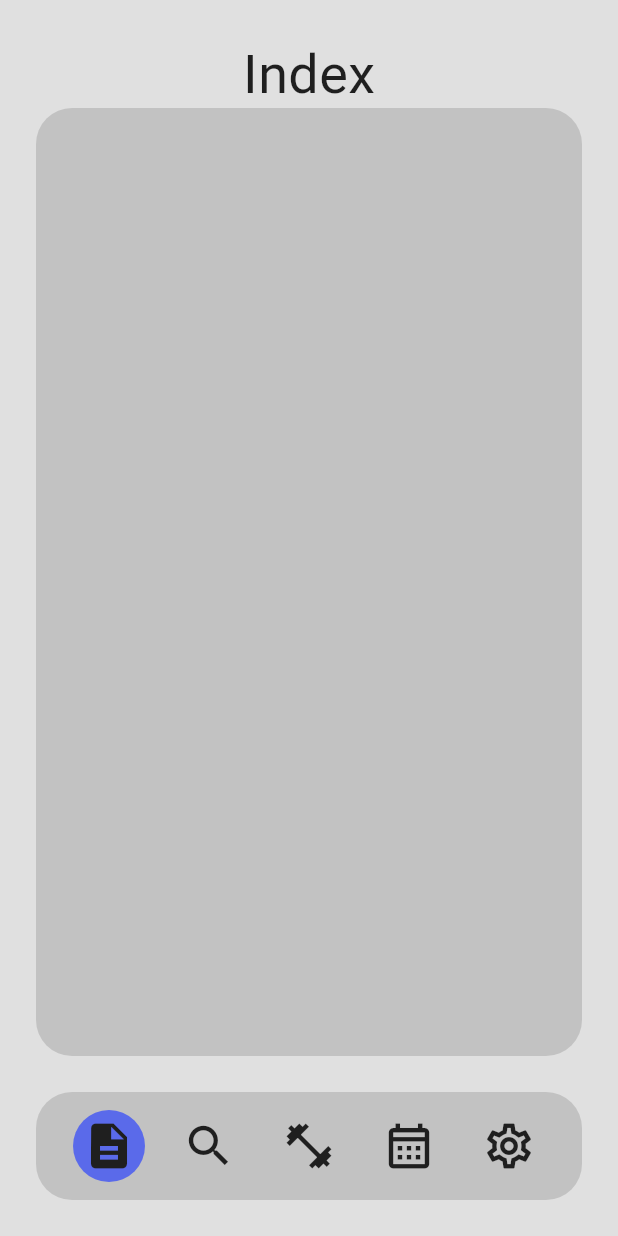
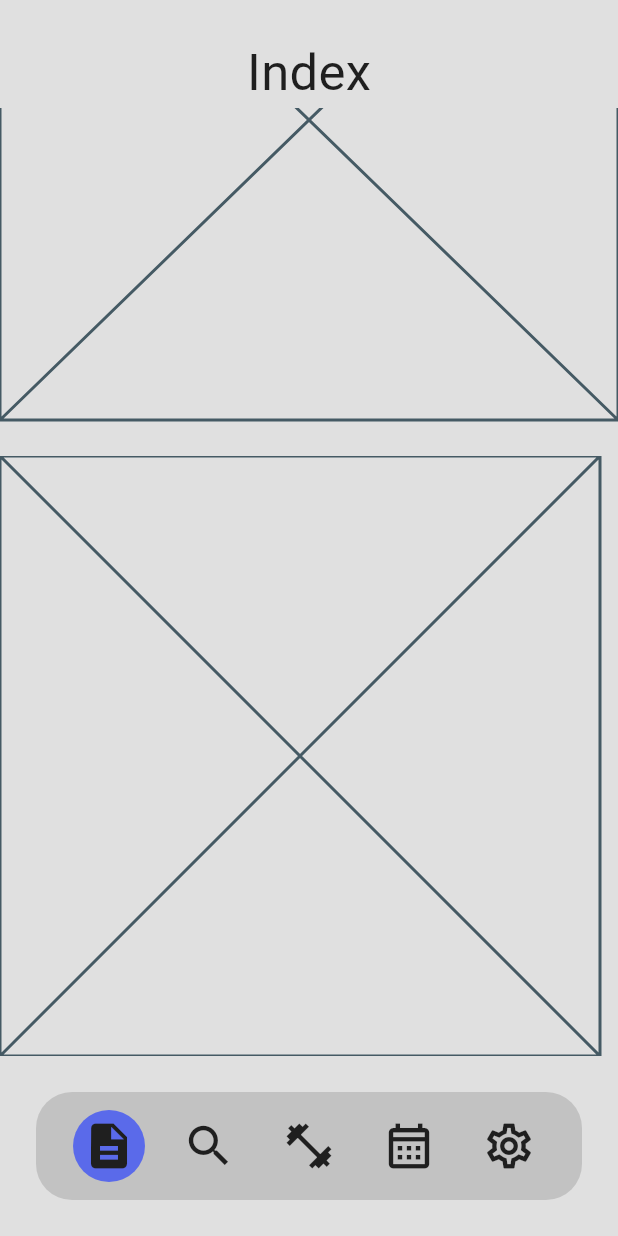
Before and after one commit to BanBanh/fit-flow, a Flutter app: the screen it shows after launch, on a phone screen of 412 x 824 dp. Run offline on Flutter 3.47's test engine with Material 3 defaults, Android fonts, the phone set to English and light mode, and no system bars; our stand-ins replace firebase_auth, firebase_core, firebase_database, hive, hive_flutter; accounts and stored records are empty.

Commit message:
top bar title text animated
init pages and page turner

```diff
--- a/lib/data/notifier.dart
+++ b/lib/data/notifier.dart
@@ -2,3 +2,4 @@ import 'package:flutter/material.dart';
 
 ValueNotifier<double> navIndicatorPosNotifier = ValueNotifier(0);
 ValueNotifier<String> topBarTitleNotifier = ValueNotifier('Index');
+int navSelected = 0;
--- a/lib/logic/logic.dart
+++ b/lib/logic/logic.dart
@@ -3,6 +3,9 @@ import 'dart:async';
 import 'package:fit_flow/data/notifier.dart';
 
 void handleTopBarTitle(String targetText) {
+  if (topBarTitleNotifier.value == targetText) {
+    return;
+  }
   List<String> sequence = [];
   int step = 0;
   Timer? timer;
@@ -23,7 +26,7 @@ void handleTopBarTitle(String targetText) {
   step = 0;
 
   // Start timer
-  timer = Timer.periodic(Duration(milliseconds: 75), (timer1) {
+  timer = Timer.periodic(Duration(milliseconds: 25), (timer1) {
     if (step < sequence.length) {
       topBarTitleNotifier.value = sequence[step];
       step++;
--- a/lib/screens/main_screen.dart
+++ b/lib/screens/main_screen.dart
@@ -1,5 +1,6 @@
 import 'package:fit_flow/data/model/user_preferences.dart';
 import 'package:fit_flow/data/my_decor.dart';
+import 'package:fit_flow/screens/page_turner.dart';
 import 'package:fit_flow/widgets/bottom_nav.dart';
 import 'package:fit_flow/widgets/top_bar.dart';
 import 'package:flutter/material.dart';
@@ -55,28 +56,22 @@ class _MainScreenState extends State<MainScreen> {
         width: screenWidth,
         height: screenHeight,
         color: MyDecor(isDarkMode).bgDark,
-        padding: EdgeInsets.all(24),
+        padding: EdgeInsets.symmetric(vertical: 24),
         child: Column(
           children: [
             // top bar
             TopBar(),
             // main body
-            Padding(
-              padding: const EdgeInsets.only(bottom: 24.0),
-              child: Container(
-                height: screenHeight - 48 - 72 * 2,
-                decoration: BoxDecoration(
-                  color: MyDecor(isDarkMode).bg,
-                  borderRadius: BorderRadius.circular(24),
-                ),
-                child: Center(
-                  child: Column(mainAxisSize: MainAxisSize.min, children: [
-
-                    ],
-                  ),
-                ),
-              ),
-            ),
+            // Container(
+            //   height: screenHeight - 24 - 48 - 24 - 72 - 24,
+            //   decoration: BoxDecoration(
+            //     color: MyDecor(isDarkMode).bg,
+            //     borderRadius: BorderRadius.circular(24),
+            //   ),
+            //   child: PageTurner(),
+            // ),
+            PageTurner(),
+            SizedBox(height: 24),
             // bottom nav
             BottomNav(),
           ],
--- /dev/null
+++ b/lib/screens/page/detail_page.dart
@@ -0,0 +1,10 @@
+import 'package:flutter/material.dart';
+
+class DetailPage extends StatelessWidget {
+  const DetailPage({super.key});
+
+  @override
+  Widget build(BuildContext context) {
+    return const Placeholder();
+  }
+}
--- /dev/null
+++ b/lib/screens/page/history_page.dart
@@ -0,0 +1,10 @@
+import 'package:flutter/material.dart';
+
+class HistoryPage extends StatelessWidget {
+  const HistoryPage({super.key});
+
+  @override
+  Widget build(BuildContext context) {
+    return const Placeholder();
+  }
+}
--- /dev/null
+++ b/lib/screens/page/index_page.dart
@@ -0,0 +1,10 @@
+import 'package:flutter/material.dart';
+
+class IndexPage extends StatelessWidget {
+  const IndexPage({super.key});
+
+  @override
+  Widget build(BuildContext context) {
+    return const Placeholder();
+  }
+}
--- /dev/null
+++ b/lib/screens/page/search_page.dart
@@ -0,0 +1,10 @@
+import 'package:flutter/material.dart';
+
+class SearchPage extends StatelessWidget {
+  const SearchPage({super.key});
+
+  @override
+  Widget build(BuildContext context) {
+    return const Placeholder();
+  }
+}
--- /dev/null
+++ b/lib/screens/page/setting_page.dart
@@ -0,0 +1,10 @@
+import 'package:flutter/material.dart';
+
+class SettingPage extends StatelessWidget {
+  const SettingPage({super.key});
+
+  @override
+  Widget build(BuildContext context) {
+    return const Placeholder();
+  }
+}
--- /dev/null
+++ b/lib/screens/page/work_out_page.dart
@@ -0,0 +1,10 @@
+import 'package:flutter/material.dart';
+
+class WorkOutPage extends StatelessWidget {
+  const WorkOutPage({super.key});
+
+  @override
+  Widget build(BuildContext context) {
+    return const Placeholder();
+  }
+}
--- /dev/null
+++ b/lib/screens/page_turner.dart
@@ -0,0 +1,55 @@
+import 'package:fit_flow/screens/page/detail_page.dart';
+import 'package:fit_flow/screens/page/history_page.dart';
+import 'package:fit_flow/screens/page/index_page.dart';
+import 'package:fit_flow/screens/page/search_page.dart';
+import 'package:fit_flow/screens/page/setting_page.dart';
+import 'package:fit_flow/screens/page/work_out_page.dart';
+import 'package:flutter/material.dart';
+
+class PageTurner extends StatelessWidget {
+  const PageTurner({super.key});
+
+  @override
+  Widget build(BuildContext context) {
+    final double screenWidth = MediaQuery.of(context).size.width;
+    final double screenHeight = MediaQuery.of(context).size.height;
+
+    final double pageWidth = screenWidth - 24 - 24;
+    final double pageHeight = screenHeight - 24 - 48 - 24 - 72 - 24;
+
+    final ScrollController verticalController = ScrollController(
+      initialScrollOffset: pageHeight + 24,
+    );
+    final ScrollController horizontalController = ScrollController();
+    return SizedBox(
+      width: screenWidth,
+      height: pageHeight,
+      child: SingleChildScrollView(
+        controller: verticalController,
+        child: Column(
+          children: [
+            DetailPage(),
+            SizedBox(height: 24),
+            SingleChildScrollView(
+              scrollDirection: Axis.horizontal,
+              controller: horizontalController,
+              child: Row(
+                children: [
+                  IndexPage(),
+                  SizedBox(width: 24),
+                  SearchPage(),
+                  SizedBox(width: 24),
+                  WorkOutPage(),
+                  SizedBox(width: 24),
+                  HistoryPage(),
+                  SizedBox(width: 24),
+                  SettingPage(),
+                ],
+              ),
+            ),
+          ],
+        ),
+      ),
+    );
+  }
+}
--- a/lib/widgets/bottom_nav.dart
+++ b/lib/widgets/bottom_nav.dart
@@ -89,8 +89,9 @@ class _BottomNavState extends State<BottomNav> {
                                   navIndicatorPosNotifier.value =
                                       (bTNSpace + 18 - 24) +
                                       (bTNSpace + 36) * item.$1;
-                                  handleTopBarTitle(titleList[item.$1]);
                                 });
+                                navSelected = item.$1;
+                                handleTopBarTitle(titleList[item.$1]);
                               },
                               child: SizedBox.square(
                                 dimension: 36,
--- a/lib/widgets/top_bar.dart
+++ b/lib/widgets/top_bar.dart
@@ -20,9 +20,14 @@ class TopBar extends StatelessWidget {
             crossAxisAlignment: CrossAxisAlignment.end,
             children: [
               SizedBox(),
-              Text(
-                topBarTitle,
-                style: TextStyle(color: MyDecor(isDarkMode).text, fontSize: 36),
+              FittedBox(
+                child: Text(
+                  topBarTitle,
+                  style: TextStyle(
+                    color: MyDecor(isDarkMode).text,
+                    fontSize: 36,
+                  ),
+                ),
               ),
               SizedBox(),
             ],
```
